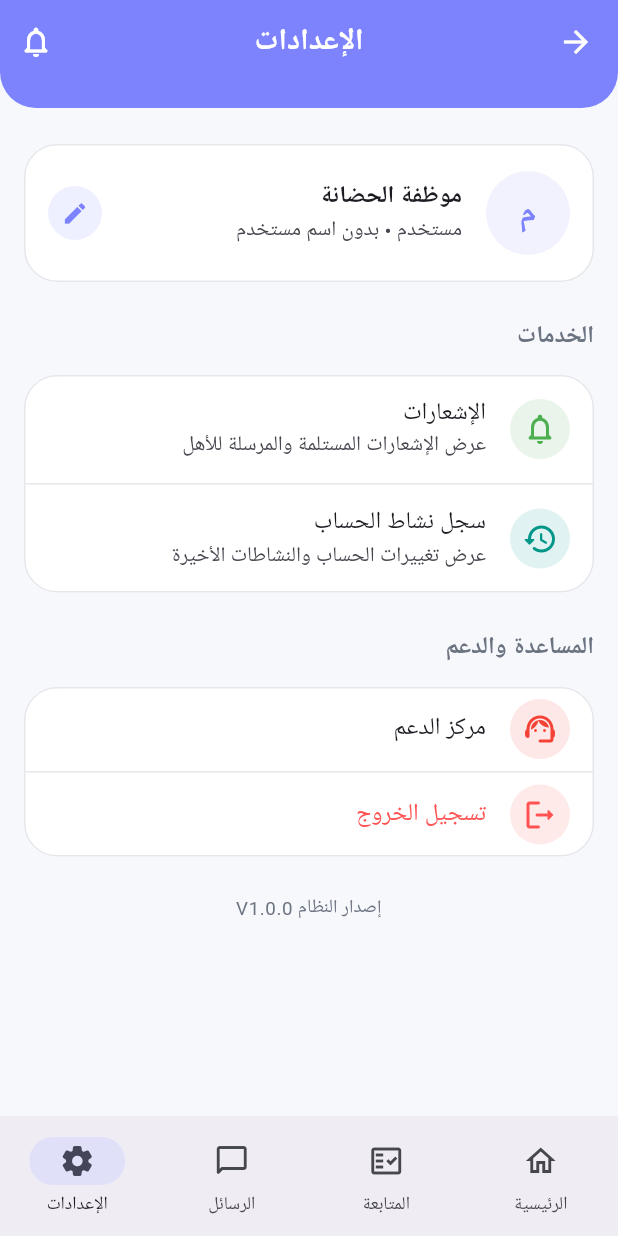
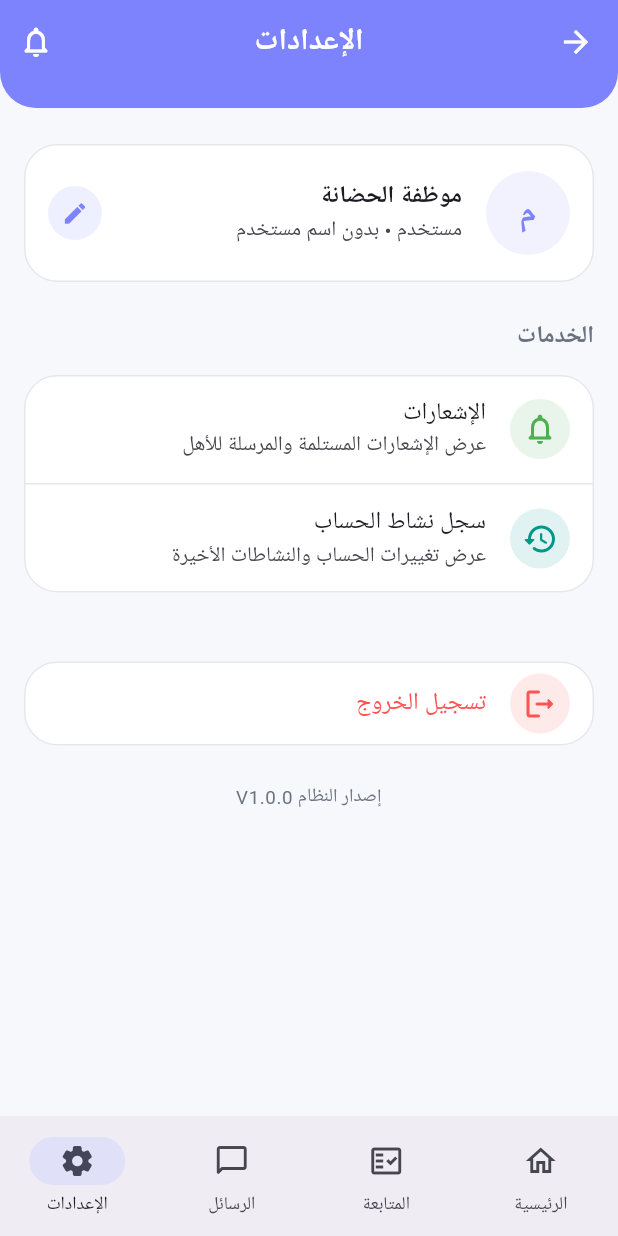
Before and after one commit to s12218042-spec/tammni_app, a Flutter app: the NurseryStaffHomePage screen opened directly, item 4 of the bottom bar chosen, on a phone screen of 412 x 824 dp. Run offline on Flutter 3.47's test engine with Material 3 defaults, Android fonts, the phone set to English and light mode, and no system bars; our stand-ins replace audioplayers, cloud_firestore, firebase_auth, firebase_core, firebase_messaging, flutter_local_notifications and 5 more; missing offline and left inert: flutter_webrtc, record; accounts and stored records are empty; Roboto replaces fonts that are missing (Cairo).

Commit message:
Fix issues

```diff
--- a/lib/pages/nursery_staff_home_page.dart
+++ b/lib/pages/nursery_staff_home_page.dart
@@ -1389,35 +1389,10 @@ final end = (data['weekEndDateKey'] ??
 
       const SizedBox(height: 18),
 
-      Text(
-        'المساعدة والدعم',
-        style: Theme.of(context).textTheme.titleMedium?.copyWith(
-              color: AppColors.textLight,
-              fontWeight: FontWeight.w700,
-            ),
-      ),
-      const SizedBox(height: 8),
+     const SizedBox(height: 16),
 
 Card(
-        child: Column(
-          children: [
-            ListTile(
-              leading: CircleAvatar(
-                backgroundColor: Colors.red.withOpacity(0.12),
-                child: const Icon(
-                  Icons.support_agent_rounded,
-                  color: Colors.red,
-                ),
-              ),
-              title: const Text('مركز الدعم'),
-              onTap: () {
-                ScaffoldMessenger.of(context).showSnackBar(
-                  const SnackBar(content: Text('قيد التطوير')),
-                );
-              },
-            ),
-            const Divider(height: 1),
-            ListTile(
+  child: ListTile(
     leading: CircleAvatar(
       backgroundColor: Colors.redAccent.withOpacity(0.12),
       child: const Icon(
@@ -1431,10 +1406,7 @@ final end = (data['weekEndDateKey'] ??
     ),
     onTap: _logout,
   ),
-          ],
-        ),
-      ),
-
+),
       const SizedBox(height: 20),
 
       Center(
```
Also changed, not shown: lib/pages/admin_home_page.dart (+2 -26 lines). Lines whose indentation alone changed are shown as unchanged.
